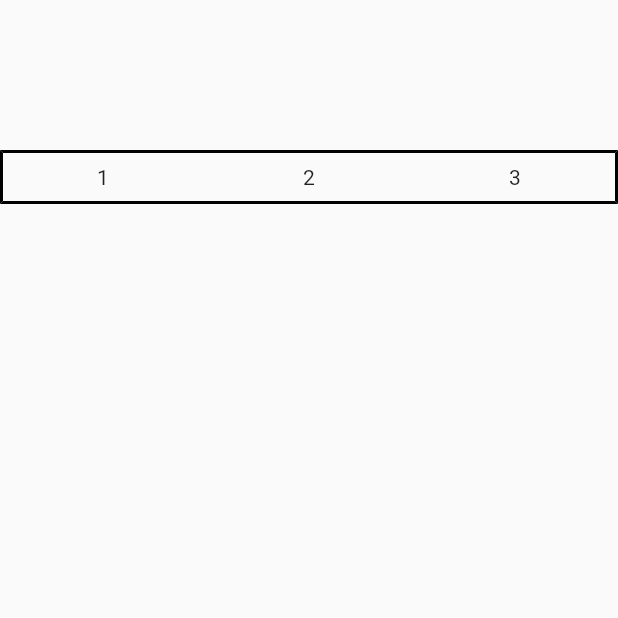
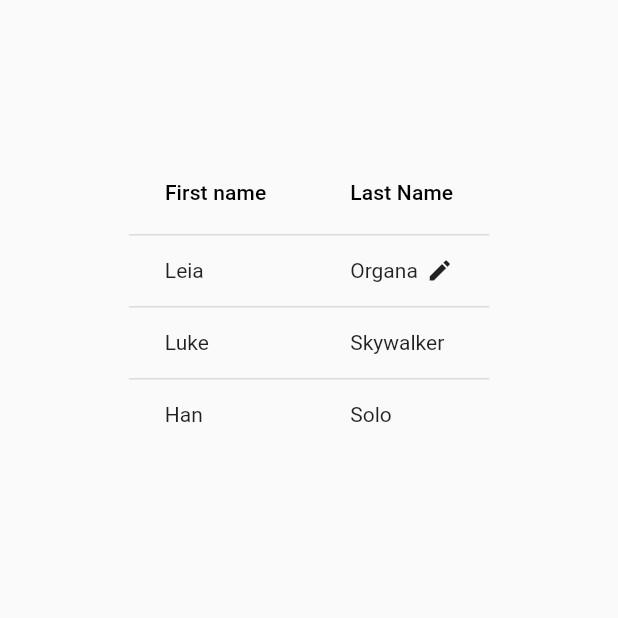
Before and after one commit to lizazz/flutter_test, a Flutter app: the screen it shows after launch, on a phone screen of 412 x 824 dp, the top half of it. Run offline on Flutter 3.47's test engine with Material 2 defaults, Android fonts, the phone set to English and light mode, and no system bars.

Commit message:
add DataTable

```diff
--- a/lib/main.dart
+++ b/lib/main.dart
@@ -10,37 +10,32 @@ class MyApp extends StatelessWidget {
       body: Column(
           children: [
             Container(height: 100),
-            Table(
-              border: TableBorder(
-                top: BorderSide(width: 2),
-                bottom: BorderSide(width: 2),
-                left: BorderSide(width: 2),
-                right: BorderSide(width: 2)
-              ),
-              children: [
-                TableRow(
-                  children: [
-                    Center(
-                      child: Padding(
-                        padding: EdgeInsets.all(10),
-                        child: Text("1")
-                      )
-                    ),
-                    Center(
-                      child: Padding(
-                        padding: EdgeInsets.all(10),
-                        child: Text("2"),
-                      ),
-                    ),
-                    Center(
-                      child: Padding(
-                        padding: EdgeInsets.all(10),
-                        child: Text("3")
-                      ),
-                    )
-                  ]
-                )
-              ],
+            DataTable(
+                sortColumnIndex: 1,
+                columns: [
+                  DataColumn(label: Text('First name')),
+                  DataColumn(label: Text("Last Name"))
+                ],
+                rows: [
+                  DataRow(
+                      cells: [
+                        DataCell(Text("Leia")),
+                        DataCell(Text("Organa"), showEditIcon: true)
+                      ]
+                  ),
+                  DataRow(
+                    cells: [
+                      DataCell(Text("Luke")),
+                      DataCell(Text("Skywalker"))
+                    ]
+                  ),
+                  DataRow(
+                    cells: [
+                      DataCell(Text("Han")),
+                      DataCell(Text("Solo"))
+                    ]
+                  )
+                ]
             )
           ])
     ),
```
